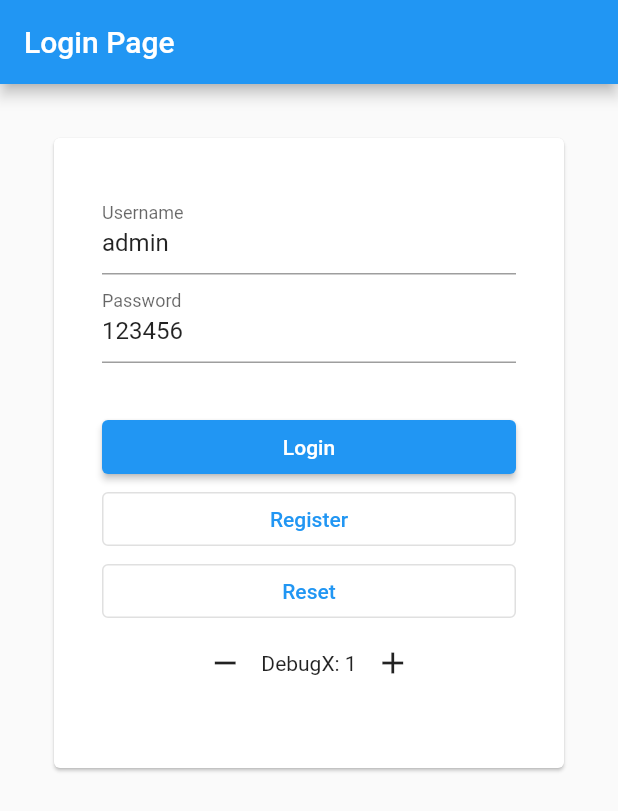
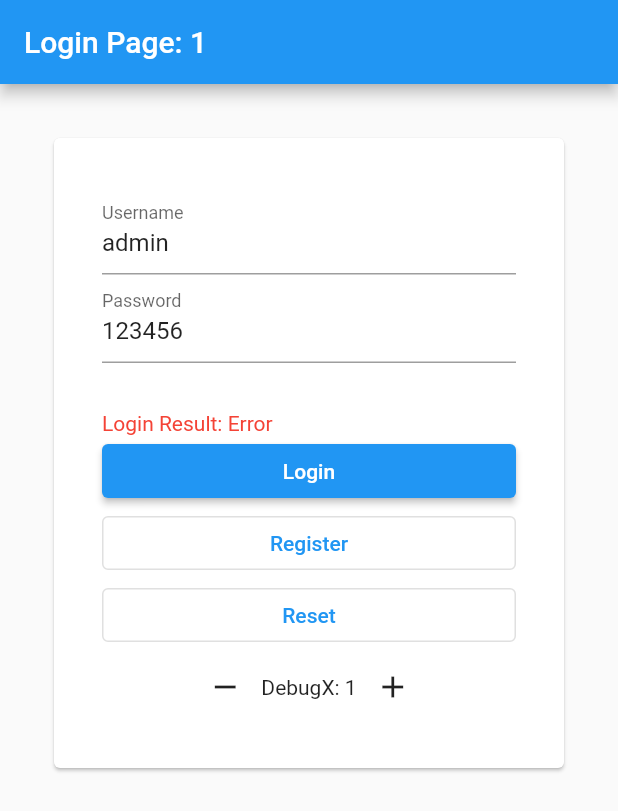
Before and after one commit to chaiyaphat20/flutter_ep1, a Flutter app: the screen it shows after launch, after a tap on the "add" icon, on a phone screen of 412 x 824 dp. Shown: the top 811 px of the screen. Run offline on Flutter 3.47's test engine with Material 2 defaults, Android fonts, the phone set to English and light mode, and no system bars; our stand-ins replace bloc, equatable, flutter_bloc.

Commit message:
[FEAT]: Add Params in Bloc

```diff
--- a/lib/src/bloc/login/login_bloc.dart
+++ b/lib/src/bloc/login/login_bloc.dart
@@ -1,5 +1,6 @@
 import 'package:bloc/bloc.dart';
 import 'package:equatable/equatable.dart';
+import 'package:first_app/src/models/user.dart';
 import 'package:meta/meta.dart';
 
 part 'login_event.dart';
@@ -8,8 +9,9 @@ part 'login_state.dart';
 class LoginBloc extends Bloc<LoginEvent, LoginState> {
   LoginBloc() : super(const LoginState()) {
     //Add
-    on<LoginEventAdd>((event, emit) {
+    on<LoginEventAdd>((event, emit) async {
       // execute the something
+      await Future.delayed(const Duration(seconds: 1)); // ตัวอย่าง feed api
       emit(state.copyWith(count: state.count + 1));
     });
 
@@ -18,5 +20,16 @@ class LoginBloc extends Bloc<LoginEvent, LoginState> {
       // execute the something
       emit(state.copyWith(count: state.count - 1));
     });
+
+    //Login
+    on<LoginEventLogin>((event, emit) {
+      // execute the something
+      if (event.payload.username == "admin" &&
+          event.payload.password == "1234") {
+        emit(state.copyWith(isAuthen: true));
+      } else {
+        emit(state.copyWith(isAuthen: false));
+      }
+    });
   }
 }
--- a/lib/src/bloc/login/login_event.dart
+++ b/lib/src/bloc/login/login_event.dart
@@ -9,3 +9,8 @@ abstract class LoginEvent extends Equatable {
 class LoginEventAdd extends LoginEvent {}
 
 class LoginEventRemove extends LoginEvent {}
+
+class LoginEventLogin extends LoginEvent {
+  final User payload;
+  LoginEventLogin(this.payload);
+}
--- a/lib/src/bloc/login/login_state.dart
+++ b/lib/src/bloc/login/login_state.dart
@@ -2,20 +2,31 @@ part of 'login_bloc.dart';
 
 class LoginState extends Equatable {
   final int count;
-  const LoginState({this.count = 0}); //บังคับว่า ต้องใส่ count มา
+  final bool isAuthen;
+
+  const LoginState({
+    this.count = 0,
+    this.isAuthen = false,
+  }); //บังคับว่า ต้องใส่ count มา
 
   //หลักการของ state management คือ ไม่ยอมให้เปลี่ยนแปลงค่าโดยตรง
   //การเปลี่ยนแปลงค่าตัวแปร ต้องเป็น การสร้าง object ชุดใหม่ขึ้นมา โดยการ clone ชุดเก่า เพื่อ ป้องกันการ interfere
   //สมมุติ มีการ เปลี่ยนแปลงค่า arrays 1000 ตัว ขณะนั้น มี การลดจำนวน array เหลือ 100ตัว
   // หลักการคือ มันจะให้ render 1000 ตัวให้เสร็จก่อน  พอเสร็จแล้ว ค่ยอย render arrays ใหม่ 100ตัว อักครั้ง
-  LoginState copyWith({int? count}) {
+  LoginState copyWith({
+    int? count,
+    bool? isAuthen,
+  }) {
     //เป็น optional เพราะ บางที่ไม่อยากเปลี่ยนแปลงค่า อยากให้เป็นค่าเดิม  กรณีมีตัวหลายตัว ตัวแปร บางตัว ยังไม่อยากเปลี่ยนแปลงค่า
     return LoginState(
-        count: count ??
-            this.count); //ถ้าไม่มีค่า count ส่งมา ให้ใช้ ค่าเก่า (this.count)
+      count: count ?? this.count,
+      isAuthen: isAuthen ?? this.isAuthen,
+    ); //ถ้าไม่มีค่า count ส่งมา ให้ใช้ ค่าเก่า (this.count)
   }
 
   @override
-  List<Object?> get props =>
-      [count]; //members ต้อง เป็น ตัวแปร ที่ เปลี่ยนแล้ว UI Update
+  List<Object?> get props => [
+        count,
+        isAuthen,
+      ]; //members ต้อง เป็น ตัวแปร ที่ เปลี่ยนแล้ว UI Update
 }
--- /dev/null
+++ b/lib/src/models/user.dart
@@ -0,0 +1,8 @@
+class User {
+  final String username;
+  final String password;
+  User({
+    required this.username,
+    required this.password,
+  });
+}
--- a/lib/src/pages/login/login_page.dart
+++ b/lib/src/pages/login/login_page.dart
@@ -1,4 +1,5 @@
 import 'package:first_app/src/bloc/login/login_bloc.dart';
+import 'package:first_app/src/models/user.dart';
 import 'package:first_app/src/pages/routes.dart';
 import 'package:flutter/material.dart';
 import 'package:flutter_bloc/flutter_bloc.dart';
@@ -26,7 +27,11 @@ class _LoginPageState extends State<LoginPage> {
   Widget build(BuildContext context) {
     return Scaffold(
       appBar: AppBar(
-        title: const Text("Login Page"),
+        title: BlocBuilder<LoginBloc, LoginState>(
+          builder: (context, state) {
+            return Text("Login Page: ${state.count}");
+          },
+        ),
       ),
       body: Container(
         width: double.infinity,
@@ -42,6 +47,16 @@ class _LoginPageState extends State<LoginPage> {
                     ..._buildTextField(),
                     const SizedBox(
                       height: 32,
+                    ),
+                    BlocBuilder<LoginBloc, LoginState>(
+                      builder: (context, state) {
+                        return Text(
+                          "Login Result: ${state.isAuthen ? "Success" : "Error"}",
+                          style: TextStyle(
+                              color:
+                                  state.isAuthen ? Colors.green : Colors.red),
+                        );
+                      },
                     ),
                     ..._buildButtons(),
                     Row(
@@ -75,9 +90,15 @@ class _LoginPageState extends State<LoginPage> {
   }
 
   void _handleClickLogin() {
-    print(
-        "ArtDev: Login with ${_usernameController.text}, ${_passwordController.text} ;");
-    Navigator.pushNamed(context, AppRoute.home);
+    // print(
+    //     "ArtDev: Login with ${_usernameController.text}, ${_passwordController.text} ;");
+    final user = User(
+        username: _usernameController.text, password: _passwordController.text);
+
+    final loginBloc = context.read<LoginBloc>();
+    loginBloc.add(LoginEventLogin(user));
+
+    // Navigator.pushNamed(context, AppRoute.home);
   }
 
   void _handleClickReset() {
--- a/lib/src/pages/register/register_page.dart
+++ b/lib/src/pages/register/register_page.dart
@@ -1,4 +1,6 @@
+import 'package:first_app/src/bloc/login/login_bloc.dart';
 import 'package:flutter/material.dart';
+import 'package:flutter_bloc/flutter_bloc.dart';
 
 class RegisterPage extends StatelessWidget {
   const RegisterPage({super.key});
@@ -7,7 +9,11 @@ class RegisterPage extends StatelessWidget {
   Widget build(BuildContext context) {
     return Scaffold(
       appBar: AppBar(
-        title: Text("Register"),
+        title: BlocBuilder<LoginBloc, LoginState>(
+          builder: (context, state) {
+            return Text("Register:${state.count}");
+          },
+        ),
       ),
       body: Container(),
     );
```
